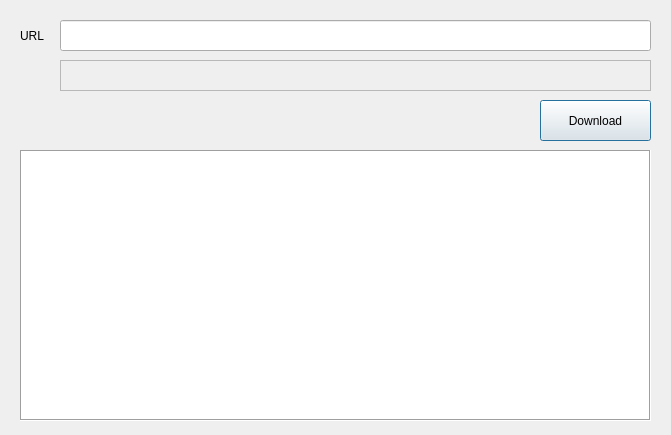
Above: src/ui/download_song_dialog.ui from III-koda/qt-music before the change. Below: the same form after it.
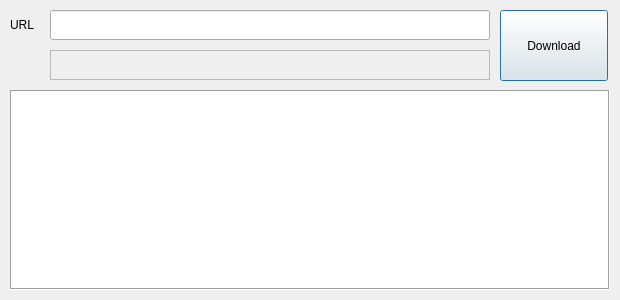
That is the form after the change. Icons and pictures are not drawn.

The edit to the form file:
```diff
--- a/src/ui/download_song_dialog.ui
+++ b/src/ui/download_song_dialog.ui
@@ -6,8 +6,8 @@
    <rect>
     <x>0</x>
     <y>0</y>
-    <width>671</width>
-    <height>435</height>
+    <width>620</width>
+    <height>300</height>
    </rect>
   </property>
   <property name="sizePolicy">
@@ -31,10 +31,10 @@
   <widget class="QLineEdit" name="song_url_input_box">
    <property name="geometry">
     <rect>
-     <x>60</x>
-     <y>20</y>
-     <width>591</width>
-     <height>31</height>
+     <x>50</x>
+     <y>10</y>
+     <width>440</width>
+     <height>30</height>
     </rect>
    </property>
    <property name="inputMethodHints">
@@ -44,10 +44,10 @@
   <widget class="QPushButton" name="download_button">
    <property name="geometry">
     <rect>
-     <x>540</x>
-     <y>100</y>
-     <width>111</width>
-     <height>41</height>
+     <x>500</x>
+     <y>10</y>
+     <width>108</width>
+     <height>71</height>
     </rect>
    </property>
    <property name="text">
@@ -60,10 +60,10 @@
   <widget class="QListWidget" name="download_progress_list">
    <property name="geometry">
     <rect>
-     <x>20</x>
-     <y>150</y>
-     <width>631</width>
-     <height>271</height>
+     <x>10</x>
+     <y>90</y>
+     <width>600</width>
+     <height>200</height>
     </rect>
    </property>
    <property name="frameShape">
@@ -115,10 +115,10 @@
    </property>
    <property name="geometry">
     <rect>
-     <x>60</x>
-     <y>100</y>
-     <width>461</width>
-     <height>21</height>
+     <x>10</x>
+     <y>90</y>
+     <width>600</width>
+     <height>31</height>
     </rect>
    </property>
    <property name="font">
@@ -138,7 +138,7 @@
     <string/>
    </property>
    <property name="alignment">
-    <set>Qt::AlignLeading|Qt::AlignLeft|Qt::AlignVCenter</set>
+    <set>Qt::AlignCenter</set>
    </property>
    <property name="textInteractionFlags">
     <set>Qt::NoTextInteraction</set>
@@ -147,10 +147,10 @@
   <widget class="QLabel" name="dir_label">
    <property name="geometry">
     <rect>
-     <x>60</x>
-     <y>60</y>
-     <width>591</width>
-     <height>31</height>
+     <x>50</x>
+     <y>50</y>
+     <width>440</width>
+     <height>30</height>
     </rect>
    </property>
    <property name="contextMenuPolicy">
@@ -175,10 +175,10 @@
   <widget class="QPushButton" name="dir_select_button">
    <property name="geometry">
     <rect>
-     <x>20</x>
-     <y>60</y>
-     <width>31</width>
-     <height>31</height>
+     <x>10</x>
+     <y>50</y>
+     <width>30</width>
+     <height>30</height>
     </rect>
    </property>
    <property name="contextMenuPolicy">
@@ -205,10 +205,10 @@
   <widget class="QLabel" name="url_label">
    <property name="geometry">
     <rect>
-     <x>20</x>
-     <y>20</y>
-     <width>31</width>
-     <height>31</height>
+     <x>10</x>
+     <y>10</y>
+     <width>30</width>
+     <height>30</height>
     </rect>
    </property>
    <property name="text">
```
Left out of the diff: 7 changed lines with no effect on the pictures.
